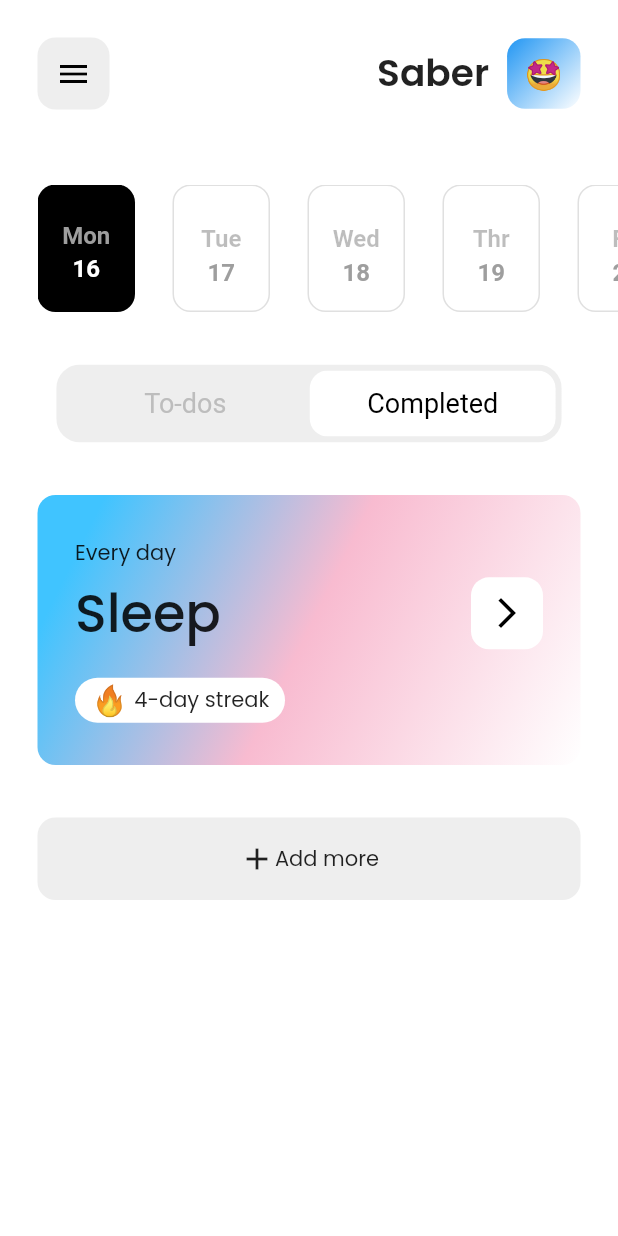
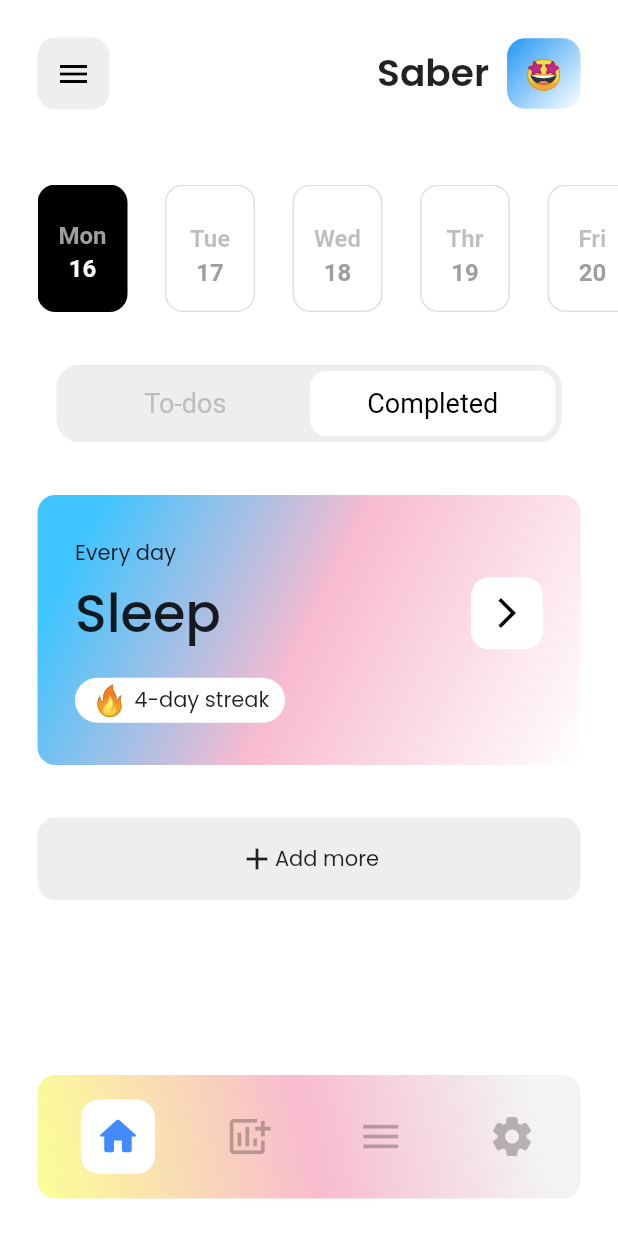
Before and after one commit to zainahmed0597/to_dos_flutter, a Flutter app: the screen it shows after launch, on a phone screen of 412 x 824 dp. Run offline on Flutter 3.47's test engine with Material 2 defaults, Android fonts, the phone set to English and light mode, and no system bars; drawn by our look-alikes of toggle_switch; our stand-ins replace google_fonts; Roboto replaces fonts that are missing (Catamaran).

Commit message:
page 1 complete but icons not updated

```diff
--- a/lib/screens/home_screen.dart
+++ b/lib/screens/home_screen.dart
@@ -1,6 +1,6 @@
 import 'package:flutter/material.dart';
 import 'package:google_fonts/google_fonts.dart';
-
+import 'package:flutter/services.dart';
 import '../widgets/active_activity.dart';
 import '../widgets/demodates.dart';
 import '../widgets/icon_button.dart';
@@ -14,10 +14,80 @@ class MyHomePage extends StatefulWidget {
 }
 
 class _MyHomePageState extends State<MyHomePage> {
+  var currentIndex = 0;
   @override
   Widget build(BuildContext context) {
+    double screenWidth = MediaQuery.of(context).size.width;
     return Scaffold(
       backgroundColor: Colors.white,
+      bottomNavigationBar: Container(
+        margin: const EdgeInsets.all(25),
+        height: screenWidth * .200,
+        decoration: BoxDecoration(
+          borderRadius: BorderRadius.circular(12.0),
+          gradient: const LinearGradient(
+            begin: Alignment.topRight,
+            end: Alignment.bottomLeft,
+            stops: [
+              0.1,
+              0.5,
+              1,
+            ],
+            colors: [
+              Color.fromARGB(255, 243, 243, 243),
+              Color(0xFFF8BBD0),
+              Color.fromARGB(255, 251, 255, 149),
+            ],
+          ),
+        ),
+        child: ListView.builder(
+          itemCount: 4,
+          scrollDirection: Axis.horizontal,
+          padding: EdgeInsets.symmetric(horizontal: screenWidth * .024),
+          itemBuilder: (context, index) => InkWell(
+            onTap: () {
+              setState(() {
+                currentIndex = index;
+                HapticFeedback.lightImpact();
+              });
+            },
+            splashColor: Colors.transparent,
+            highlightColor: Colors.transparent,
+            child: Stack(
+              children: [
+                SizedBox(
+                  width: screenWidth * .2125,
+                  child: Center(
+                    child: AnimatedContainer(
+                      duration: const Duration(seconds: 1),
+                      curve: Curves.fastLinearToSlowEaseIn,
+                      height: index == currentIndex ? screenWidth * .12 : 0,
+                      width: index == currentIndex ? screenWidth * .12 : 0,
+                      decoration: BoxDecoration(
+                        color: index == currentIndex
+                            ? Colors.white
+                            : Colors.transparent,
+                        borderRadius: BorderRadius.circular(12),
+                      ),
+                    ),
+                  ),
+                ),
+                Container(
+                  width: screenWidth * .2125,
+                  alignment: Alignment.center,
+                  child: Icon(
+                    listOfIcons[index],
+                    size: screenWidth * .076,
+                    color: index == currentIndex
+                        ? Colors.blueAccent
+                        : Colors.black26,
+                  ),
+                ),
+              ],
+            ),
+          ),
+        ),
+      ),
       body: SafeArea(
         child: Column(
           children: [
@@ -127,4 +197,11 @@ class _MyHomePageState extends State<MyHomePage> {
       ),
     );
   }
+
+  List<IconData> listOfIcons = [
+    Icons.home_rounded,
+    Icons.add_chart,
+    Icons.menu,
+    Icons.settings_rounded,
+  ];
 }
--- a/lib/widgets/demodates.dart
+++ b/lib/widgets/demodates.dart
@@ -6,7 +6,7 @@ demoDates(String day, String date, bool isSelected) {
       ? Container(
           margin: const EdgeInsets.only(right: 25),
           padding: const EdgeInsets.all(7),
-          width: 65,
+          width: 60,
           decoration: BoxDecoration(
             color: Colors.black,
             borderRadius: BorderRadius.circular(12),
@@ -41,7 +41,7 @@ demoDates(String day, String date, bool isSelected) {
       : Container(
           margin: const EdgeInsets.only(right: 25),
           padding: const EdgeInsets.all(7),
-          width: 65,
+          width: 60,
           decoration: BoxDecoration(
             color: Colors.transparent,
             border: Border.all(color: Colors.black12),
--- a/lib/widgets/toggle_button.dart
+++ b/lib/widgets/toggle_button.dart
@@ -1,5 +1,4 @@
 import 'package:flutter/material.dart';
-import 'package:google_fonts/google_fonts.dart';
 import 'package:toggle_switch/toggle_switch.dart';
 
 class ToggleButton extends StatefulWidget {
```
Also changed, not shown: lib/widgets/nav_bar.dart (added, +95 -0 lines).
